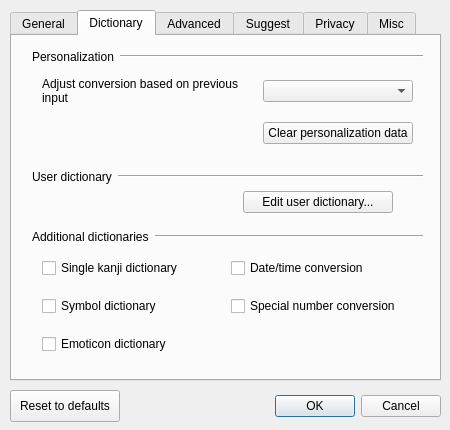
First picture: the form in src/gui/config_dialog/config_dialog.ui, repository niw/mozc, before the edit.
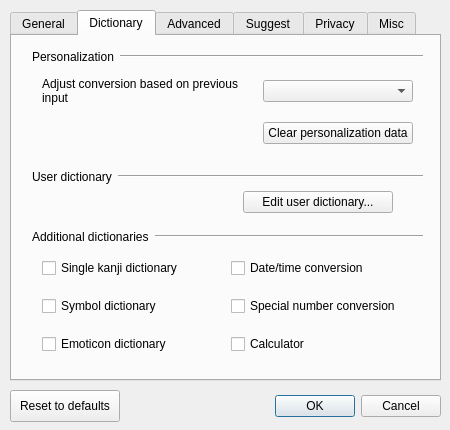
Second picture: the form after the edit. The open tabs and pages were chosen to show the change. Custom widgets are drawn as their Qt base class.

```diff
--- a/src/gui/config_dialog/config_dialog.ui
+++ b/src/gui/config_dialog/config_dialog.ui
@@ -424,6 +424,13 @@
          </property>
         </widget>
        </item>
+       <item row="2" column="1">
+        <widget class="QCheckBox" name="calculatorCheckBox">
+         <property name="text">
+          <string>Calculator</string>
+         </property>
+        </widget>
+       </item>
       </layout>
      </widget>
      <widget class="QWidget" name="horizontalLayoutWidget_5">
```
Left out of the diff: 1 changed line with no effect on the pictures.
